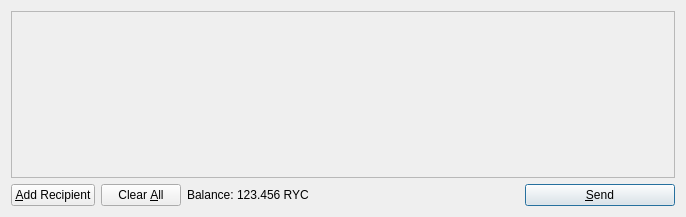
Old version of the form src/qt/forms/sendcoinsdialog.ui in the repository muddafudda/Memecoin.
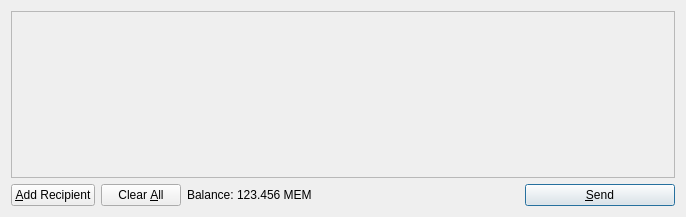
New version of the form. Icons and pictures are not drawn.

```diff
--- a/src/qt/forms/sendcoinsdialog.ui
+++ b/src/qt/forms/sendcoinsdialog.ui
@@ -119,7 +119,7 @@
           <cursorShape>IBeamCursor</cursorShape>
          </property>
          <property name="text">
-          <string>123.456 RYC</string>
+          <string>123.456 MEM</string>
          </property>
          <property name="textInteractionFlags">
           <set>Qt::LinksAccessibleByMouse|Qt::TextSelectableByKeyboard|Qt::TextSelectableByMouse</set>
```
